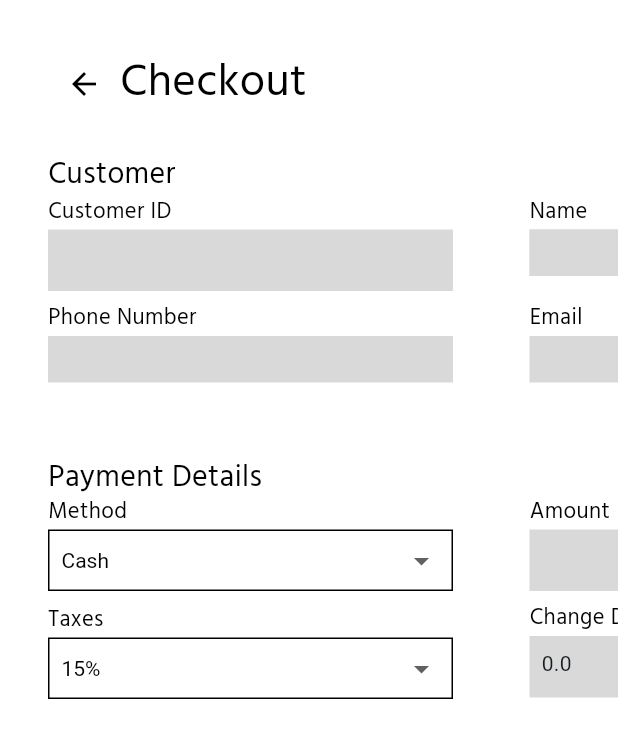
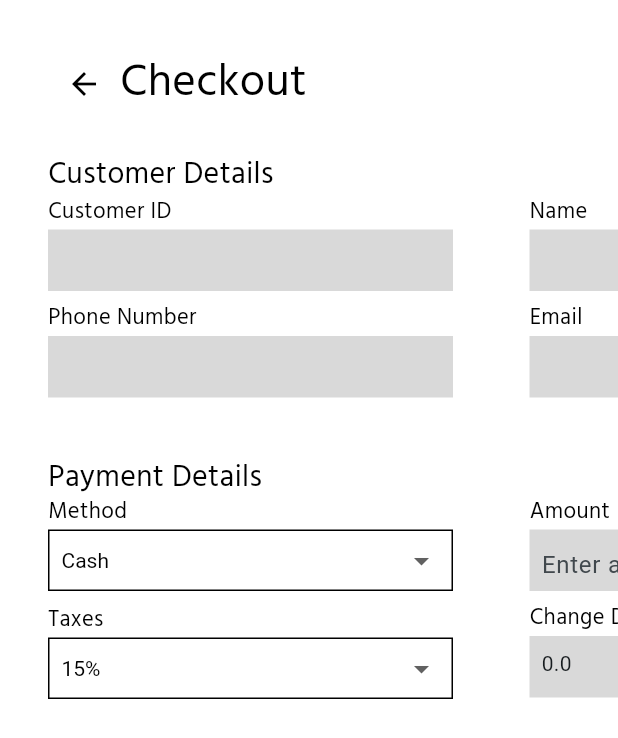
Before and after one commit to dot-eg/dotpos, a Flutter app: the CheckoutPage screen opened directly with empty values, on a phone screen of 412 x 824 dp. Shown: the top 738 px of the screen. Run offline on Flutter 3.47's test engine with Material 2 defaults, Android fonts, the light colour scheme and no system bars; our stand-ins replace cloud_firestore, firebase_auth, firebase_core; accounts and stored records are empty.

Commit message:
Adding new input fields for customer details

```diff
--- a/lib/ui/checkout_page.dart
+++ b/lib/ui/checkout_page.dart
@@ -41,9 +41,9 @@
     print(_amountController.text);
     setState(() {
       if (_amountController.text.isNotEmpty && isNumeric(_amountController.text)) {
-        changeDue = double.parse(_amountController.text) - widget.cart.getTotal();
+        changeDue = double.parse(_amountController.text)  - widget.cart.getTotal() * 1.15;
       } else {
-        changeDue = -widget.cart.getTotal();
+        changeDue = 0;
       }
     });
     print(changeDue);
@@ -149,7 +149,7 @@
                 left: 32,
                 top: 101,
                 child: SizedBox(
-                    width: 150,
+                    width: 200,
                     height: 29,
                     child: Text(
                         'Customer Details',
@@ -186,7 +186,7 @@
                 top: 130,
                 child: SizedBox(
                     width: 591,
-                    height: 125,
+                    height: 150,
                     child: Stack(
                         children: [
                             Positioned(
@@ -224,7 +224,6 @@
                                                     decoration: BoxDecoration(color: Color(0xFFD9D9D9)),
                                                     child: TextField(
                                                       controller: _customerIDController,
-                                                      keyboardType: TextInputType.number,
                                                       decoration: InputDecoration(
                                                         border: InputBorder.none,
                                                         contentPadding: EdgeInsets.all(8.0),
@@ -241,7 +240,7 @@
                                 top: 71,
                                 child: SizedBox(
                                     width: 270,
-                                    height: 54,
+                                    height: 70,
                                     child: Stack(
                                         children: [
                                             Positioned(
@@ -267,8 +266,15 @@
                                                 top: 23,
                                                 child: Container(
                                                     width: 270,
-                                                    height: 31,
+                                                    height: 41,
                                                     decoration: BoxDecoration(color: Color(0xFFD9D9D9)),
+                                                    child: TextField(
+                                                      controller: _phoneController,
+                                                      decoration: InputDecoration(
+                                                        border: InputBorder.none,
+                                                        contentPadding: EdgeInsets.all(8.0),
+                                                      ),
+                                                    ),
                                                 ),
                                             ),
                                         ],
@@ -280,7 +286,7 @@
                                 top: 71,
                                 child: SizedBox(
                                     width: 270,
-                                    height: 54,
+                                    height: 70,
                                     child: Stack(
                                         children: [
                                             Positioned(
@@ -306,8 +312,15 @@
                                                 top: 23,
                                                 child: Container(
                                                     width: 270,
-                                                    height: 31,
+                                                    height: 41,
                                                     decoration: BoxDecoration(color: Color(0xFFD9D9D9)),
+                                                    child: TextField(
+                                                      controller: _emailController,
+                                                      decoration: InputDecoration(
+                                                        border: InputBorder.none,
+                                                        contentPadding: EdgeInsets.all(8.0),
+                                                      ),
+                                                    ),
                                                 ),
                                             ),
                                         ],
@@ -319,7 +332,7 @@
                                 top: 0,
                                 child: SizedBox(
                                     width: 270,
-                                    height: 54,
+                                    height: 70,
                                     child: Stack(
                                         children: [
                                             Positioned(
@@ -345,29 +358,15 @@
                                                 top: 23,
                                                 child: Container(
                                                     width: 270,
-                                                    height: 31,
+                                                    height: 41,
                                                     decoration: BoxDecoration(color: Color(0xFFD9D9D9)),
-                                                ),
-                                            ),
-                                        ],
-                                    ),
-                                ),
-                            ),
-                            Positioned(
-                                left: 321,
-                                top: 0,
-                                child: SizedBox(
-                                    width: 270,
-                                    height: 54,
-                                    child: Stack(
-                                        children: [
-                                            Positioned(
-                                                left: 0,
-                                                top: 23,
-                                                child: Container(
-                                                    width: 270,
-                                                    height: 31,
-                                                    decoration: BoxDecoration(color: Color(0xFFD9D9D9)),
+                                                    child: TextField(
+                                                      controller: _nameController,
+                                                      decoration: InputDecoration(
+                                                        border: InputBorder.none,
+                                                        contentPadding: EdgeInsets.all(8.0),
+                                                      ),
+                                                    ),
                                                 ),
                                             ),
                                         ],
@@ -495,7 +494,7 @@
                                                         TaxesdropdownValue = newValue!;
                                                       });
                                                     },
-                                                    items: <String>['No Tax', '15%']
+                                                    items: <String>['15%']
                                                         .map<DropdownMenuItem<String>>((String value) {
                                                       return DropdownMenuItem<String>(
                                                         value: value,
@@ -592,6 +591,7 @@
                                                       decoration: InputDecoration(
                                                         border: InputBorder.none,
                                                         contentPadding: EdgeInsets.all(8.0),
+                                                        hintText: 'Enter amount',
                                                       ),
                                                     ),
                                                 ),
```
Also changed, not shown: 1 other file.
